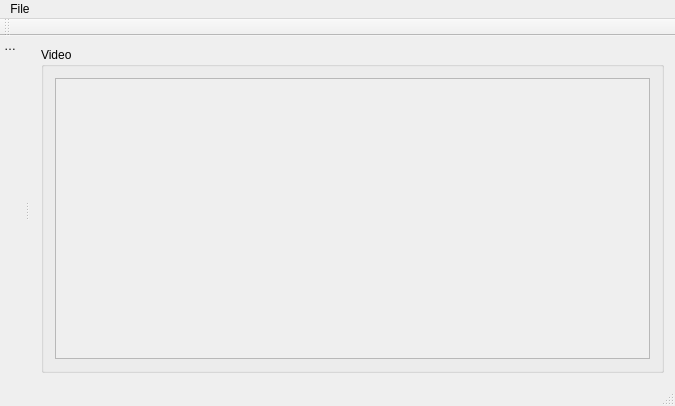
Qt form mainwindow.ui (mcharmas/TouchTracer) before a commit.
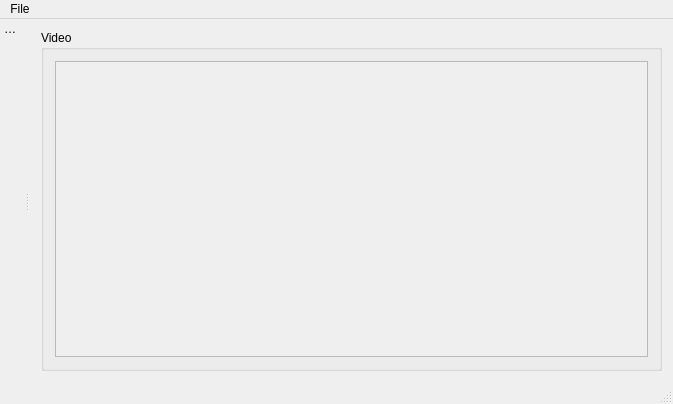
The same form after that commit. Custom widgets are drawn as their Qt base class.

The edit to the form file:
```diff
--- a/mainwindow.ui
+++ b/mainwindow.ui
@@ -6,8 +6,8 @@
    <rect>
     <x>0</x>
     <y>0</y>
-    <width>675</width>
-    <height>406</height>
+    <width>673</width>
+    <height>404</height>
    </rect>
   </property>
   <property name="windowTitle">
@@ -37,8 +37,8 @@
            <rect>
             <x>0</x>
             <y>0</y>
-            <width>609</width>
-            <height>303</height>
+            <width>600</width>
+            <height>312</height>
            </rect>
           </property>
           <layout class="QVBoxLayout" name="verticalLayout_2">
@@ -59,8 +59,8 @@
     <rect>
      <x>0</x>
      <y>0</y>
-     <width>675</width>
-     <height>22</height>
+     <width>673</width>
+     <height>23</height>
     </rect>
    </property>
    <widget class="QMenu" name="menuFile">
@@ -72,14 +72,6 @@
    </widget>
    <addaction name="menuFile"/>
   </widget>
-  <widget class="QToolBar" name="mainToolBar">
-   <attribute name="toolBarArea">
-    <enum>TopToolBarArea</enum>
-   </attribute>
-   <attribute name="toolBarBreak">
-    <bool>false</bool>
-   </attribute>
-  </widget>
   <widget class="QStatusBar" name="statusBar"/>
   <widget class="QDockWidget" name="dockWidget">
    <property name="features">
```
